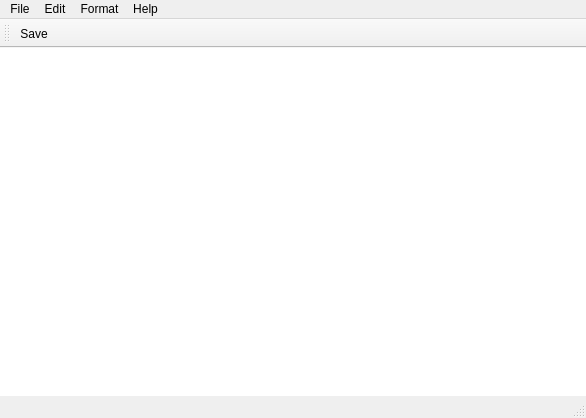
Qt form TextEditor/TextEditor.ui (Aleskey1988/TextEditor) before a commit.
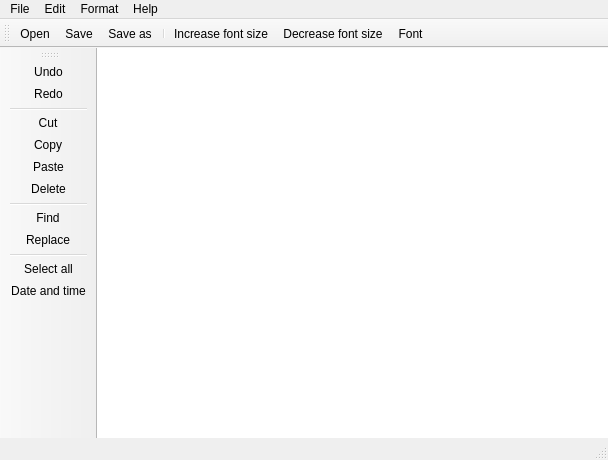
The same form after that commit. Icons and pictures are not drawn.

Diff of the .ui file:
```diff
--- a/TextEditor/TextEditor.ui
+++ b/TextEditor/TextEditor.ui
@@ -6,8 +6,8 @@
    <rect>
     <x>0</x>
     <y>0</y>
-    <width>586</width>
-    <height>418</height>
+    <width>608</width>
+    <height>460</height>
    </rect>
   </property>
   <property name="windowTitle">
@@ -44,7 +44,7 @@
     <rect>
      <x>0</x>
      <y>0</y>
-     <width>586</width>
+     <width>608</width>
      <height>21</height>
     </rect>
    </property>
@@ -102,9 +102,39 @@
    <attribute name="toolBarBreak">
     <bool>false</bool>
    </attribute>
+   <addaction name="actionOpen"/>
    <addaction name="actionSave"/>
+   <addaction name="actionSave_as"/>
+   <addaction name="separator"/>
+   <addaction name="actionIncrease_font_size"/>
+   <addaction name="actionDecrease_font_size"/>
+   <addaction name="actionFont"/>
   </widget>
   <widget class="QStatusBar" name="statusBar"/>
+  <widget class="QToolBar" name="toolBar">
+   <property name="windowTitle">
+    <string>toolBar</string>
+   </property>
+   <attribute name="toolBarArea">
+    <enum>LeftToolBarArea</enum>
+   </attribute>
+   <attribute name="toolBarBreak">
+    <bool>false</bool>
+   </attribute>
+   <addaction name="actionUndo"/>
+   <addaction name="actionRedo"/>
+   <addaction name="separator"/>
+   <addaction name="actionCut"/>
+   <addaction name="actionCopy"/>
+   <addaction name="actionPaste"/>
+   <addaction name="actionDelete"/>
+   <addaction name="separator"/>
+   <addaction name="actionSearch"/>
+   <addaction name="actionReplace"/>
+   <addaction name="separator"/>
+   <addaction name="actionSelect_all"/>
+   <addaction name="actionDate_and_time"/>
+  </widget>
   <action name="actionOpen">
    <property name="text">
     <string>Open...</string>
```
Left out of the diff: 68 changed lines with no effect on the pictures.
